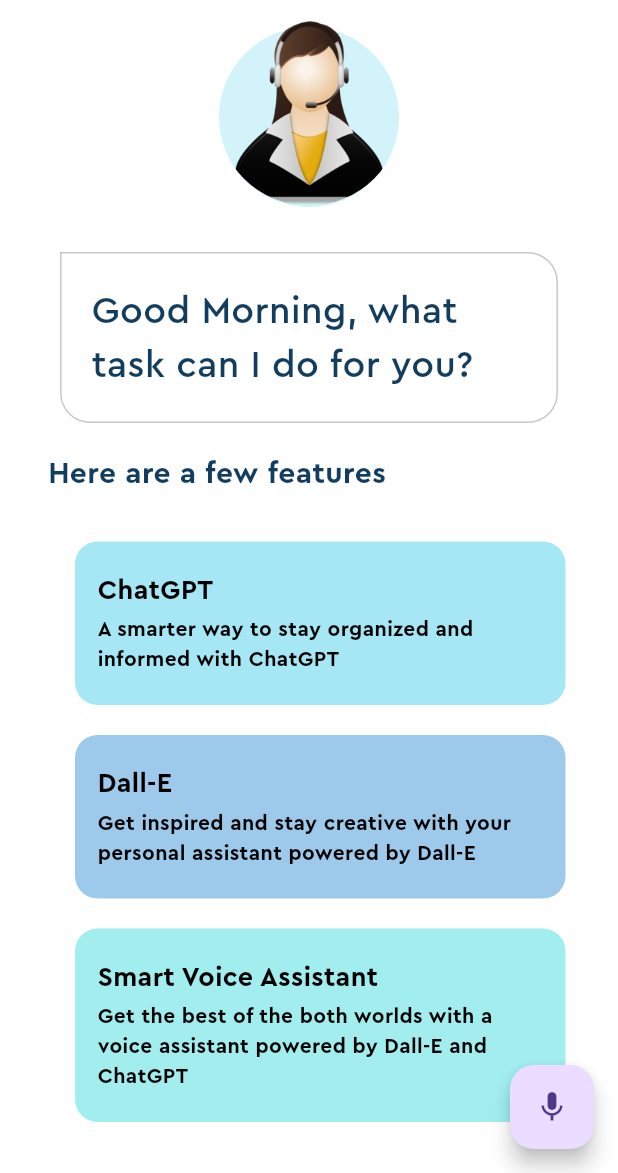
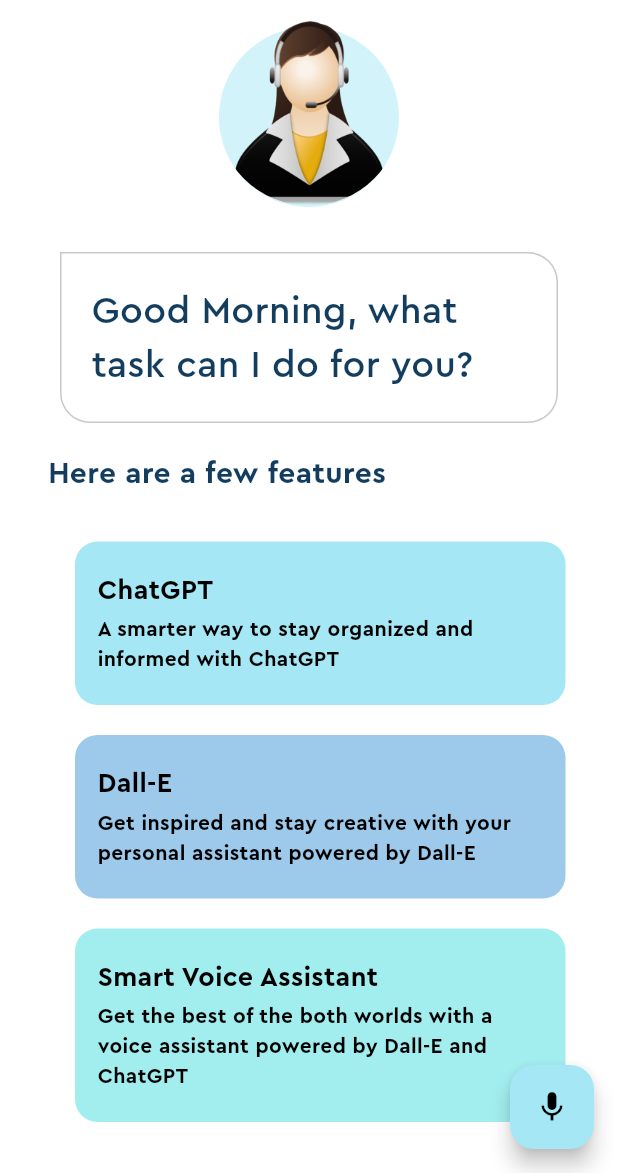
Before and after one commit to Ozurumba007/voice_assistance_ai, a Flutter app: the screen it shows after launch, on a phone screen of 412 x 824 dp, the part 63-1236 px from its top. Run offline on Flutter 3.47's test engine with Material 2 defaults, Android fonts, the phone set to English and light mode, and no system bars.

Commit message:
added a dependence called text to speech

```diff
--- a/lib/home_page.dart
+++ b/lib/home_page.dart
@@ -121,8 +121,12 @@ class _HomePageState extends State<HomePage> {
         ],
       ),
       floatingActionButton: FloatingActionButton(
+        backgroundColor: Pallete.firstSuggestionBoxColor,
         onPressed: () {},
-        child: Icon(Icons.mic),
+        child: Icon(
+          Icons.mic,
+          color: Pallete.blackColor,
+        ),
       ),
     );
   }
--- a/pubspec.yaml
+++ b/pubspec.yaml
@@ -35,6 +35,7 @@ dependencies:
   # The following adds the Cupertino Icons font to your application.
   # Use with the CupertinoIcons class for iOS style icons.
   cupertino_icons: ^1.0.2
+  speech_to_text: ^6.1.1
 
 dev_dependencies:
   flutter_test:
```
Also changed, not shown: pubspec.lock.
